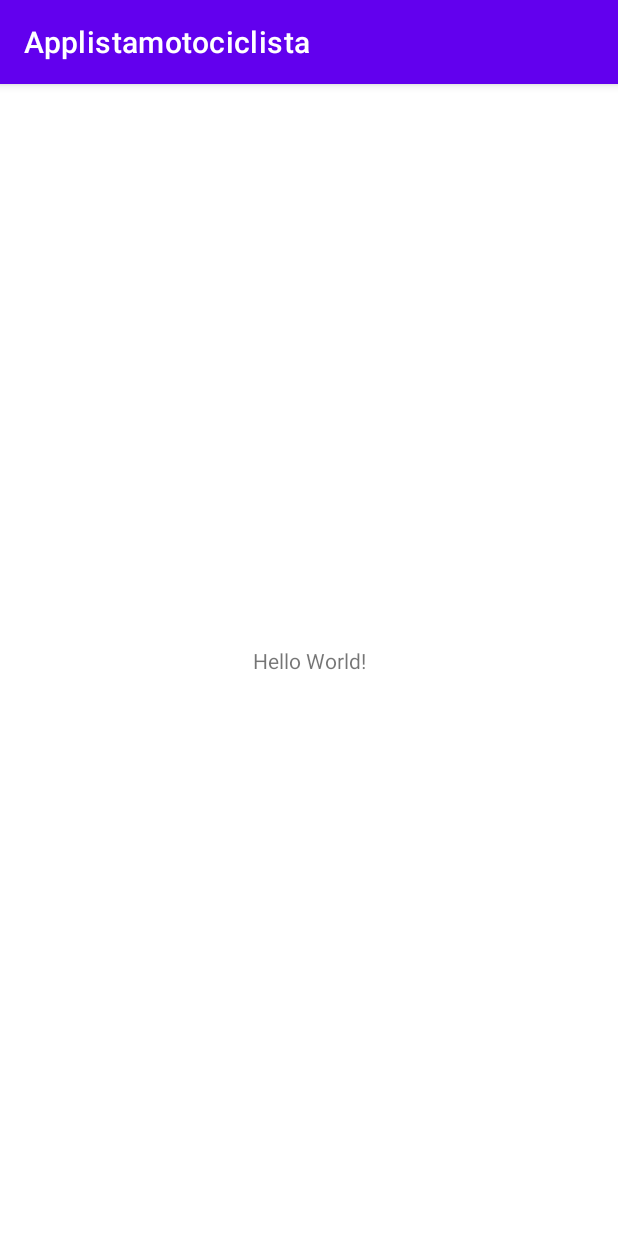
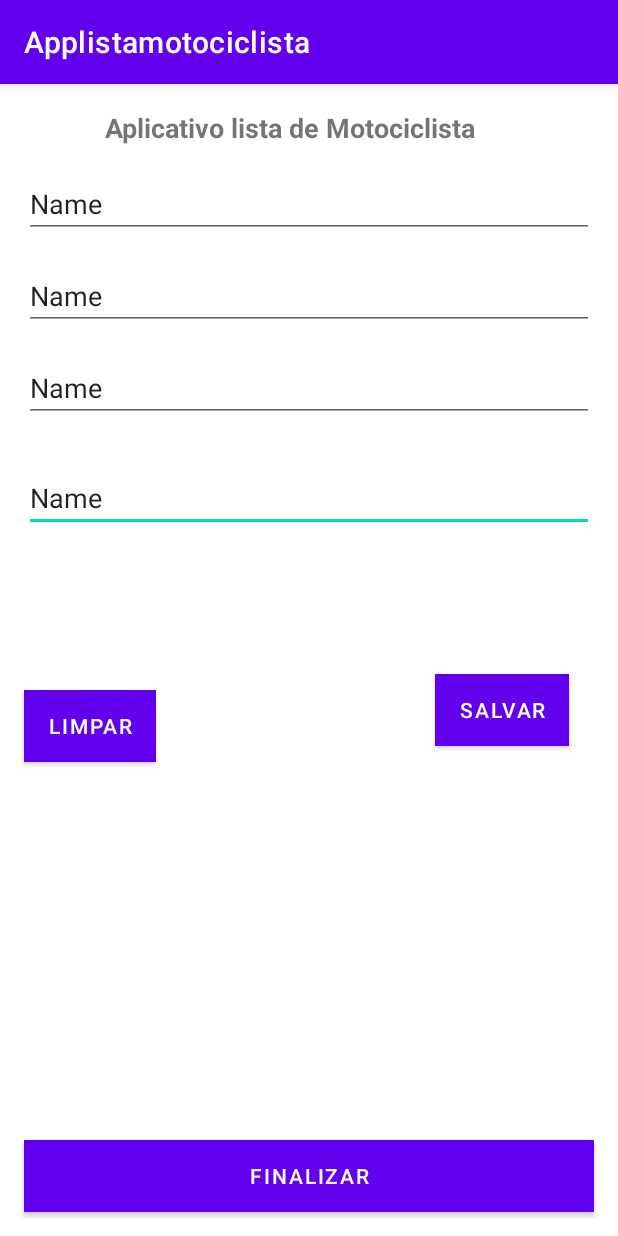
Before and after one commit to renatobrasil1/Curso-Desenvolvimento-Android, an Android app: the screen it shows after launch (MainActivity), on a phone screen of 412 x 824 dp. Run offline under Robolectric (Android 15) with nearby library versions, the phone set to English and light mode, and no system bars.

Commit message:
Criado  o layout do aplicativo

```diff
--- a/Applistamotociclista/app/build.gradle
+++ b/Applistamotociclista/app/build.gradle
@@ -13,7 +13,7 @@ android {
         versionCode 1
         versionName "1.0"
 
-        testInstrumentationRunner "androidx.test.runner.AndroidJUnitRunner"
+
     }
 
     buildTypes {
@@ -33,7 +33,5 @@ dependencies {
     implementation 'androidx.appcompat:appcompat:1.6.1'
     implementation 'com.google.android.material:material:1.8.0'
     implementation 'androidx.constraintlayout:constraintlayout:2.1.4'
-    testImplementation 'junit:junit:4.13.2'
-    androidTestImplementation 'androidx.test.ext:junit:1.1.5'
-    androidTestImplementation 'androidx.test.espresso:espresso-core:3.5.1'
+
 }
--- a/Applistamotociclista/app/src/main/res/layout/activity_main.xml
+++ b/Applistamotociclista/app/src/main/res/layout/activity_main.xml
@@ -7,12 +7,111 @@
     tools:context=".MainActivity">
 
     <TextView
+        android:id="@+id/textView"
         android:layout_width="wrap_content"
         android:layout_height="wrap_content"
-        android:text="Hello World!"
+        android:text="Aplicativo lista de Motociclista"
+        android:textSize="18sp"
+        android:textStyle="bold"
         app:layout_constraintBottom_toBottomOf="parent"
         app:layout_constraintEnd_toEndOf="parent"
+        app:layout_constraintHorizontal_bias="0.425"
         app:layout_constraintStart_toStartOf="parent"
-        app:layout_constraintTop_toTopOf="parent" />
+        app:layout_constraintTop_toTopOf="parent"
+        app:layout_constraintVertical_bias="0.022" />
+
+    <EditText
+        android:id="@+id/editTextTextPersonName4"
+        android:layout_width="match_parent"
+        android:layout_height="wrap_content"
+        android:layout_margin="16dp"
+        android:ems="10"
+        android:hint="Telefone de Contato"
+        android:inputType="textPersonName"
+        android:text="Name"
+        app:layout_constraintBottom_toTopOf="@+id/button"
+        app:layout_constraintEnd_toEndOf="parent"
+        app:layout_constraintStart_toStartOf="parent"
+        app:layout_constraintTop_toBottomOf="@+id/editTextTextPersonName3"
+        app:layout_constraintVertical_bias="0.117" />
+
+    <EditText
+        android:id="@+id/editTextTextPersonName3"
+        android:layout_width="match_parent"
+        android:layout_height="wrap_content"
+        android:layout_margin="16dp"
+        android:ems="10"
+        android:hint="Nome da vaga"
+        android:inputType="textPersonName"
+        android:text="Name"
+        app:layout_constraintEnd_toEndOf="parent"
+        app:layout_constraintStart_toStartOf="parent"
+        app:layout_constraintTop_toBottomOf="@+id/editTextTextPersonName2" />
+
+    <EditText
+        android:id="@+id/editTextTextPersonName2"
+        android:layout_width="match_parent"
+        android:layout_height="wrap_content"
+        android:layout_margin="16dp"
+        android:ems="10"
+        android:hint="Sobre Nome"
+        android:inputType="textPersonName"
+        android:text="Name"
+        app:layout_constraintEnd_toEndOf="parent"
+        app:layout_constraintStart_toStartOf="parent"
+        app:layout_constraintTop_toBottomOf="@+id/editTextTextPersonName" />
+
+
+
+    <EditText
+        android:id="@+id/editTextTextPersonName"
+        android:layout_width="match_parent"
+        android:layout_height="wrap_content"
+        android:layout_margin="16dp"
+        android:ems="10"
+        android:hint="Primeiro Nome"
+        android:inputType="textPersonName"
+        android:text="Name"
+        app:layout_constraintEnd_toEndOf="parent"
+        app:layout_constraintStart_toStartOf="parent"
+        app:layout_constraintTop_toBottomOf="@+id/textView" />
+
+    <Button
+        android:id="@+id/button"
+        android:layout_width="wrap_content"
+        android:layout_height="wrap_content"
+        android:layout_marginStart="16dp"
+        android:layout_marginBottom="252dp"
+        android:background="@color/corBotoes"
+        android:text="Limpar"
+        app:layout_constraintBottom_toTopOf="@+id/button3"
+        app:layout_constraintStart_toStartOf="parent" />
+
+    <Button
+        android:id="@+id/button2"
+        android:layout_width="wrap_content"
+        android:layout_height="wrap_content"
+        android:layout_marginEnd="16dp"
+        android:background="@color/corBotoes"
+        android:text="Salvar"
+        app:layout_constraintBottom_toTopOf="@+id/button3"
+        app:layout_constraintEnd_toEndOf="parent"
+        app:layout_constraintHorizontal_bias="0.919"
+        app:layout_constraintStart_toEndOf="@+id/button"
+        app:layout_constraintTop_toBottomOf="@+id/editTextTextPersonName4"
+        app:layout_constraintVertical_bias="0.265" />
+
+    <Button
+        android:id="@+id/button3"
+        android:layout_width="match_parent"
+        android:layout_height="wrap_content"
+        android:layout_margin="16dp"
+
+        android:layout_marginBottom="240dp"
+        android:background="@color/corBotoes"
+        android:text="Finalizar"
+        app:layout_constraintBottom_toBottomOf="parent"
+        app:layout_constraintEnd_toEndOf="parent"
+        app:layout_constraintStart_toStartOf="parent" />
 
 </androidx.constraintlayout.widget.ConstraintLayout>
--- a/Applistamotociclista/app/src/main/res/values/colors.xml
+++ b/Applistamotociclista/app/src/main/res/values/colors.xml
@@ -7,4 +7,7 @@
     <color name="teal_700">#FF018786</color>
     <color name="black">#FF000000</color>
     <color name="white">#FFFFFFFF</color>
+    <color name="amarelo">#FFEB3B</color>
+    <color name="corBotoes">#1298D5</color>
+
 </resources>
--- /dev/null
+++ b/Applistamotociclista/build.gradle
@@ -0,0 +1,5 @@
+// Top-level build file where you can add configuration options common to all sub-projects/modules.
+plugins {
+    id 'com.android.application' version '7.3.1' apply false
+    id 'com.android.library' version '7.3.1' apply false
+}
```
Also changed, not shown: Applistamotociclista/gradle.properties (added, +21 -0 lines), Applistamotociclista/settings.gradle (added, +16 -0 lines), Applistamotociclista/gradle/wrapper/gradle-wrapper.properties (added), 7 other files.
